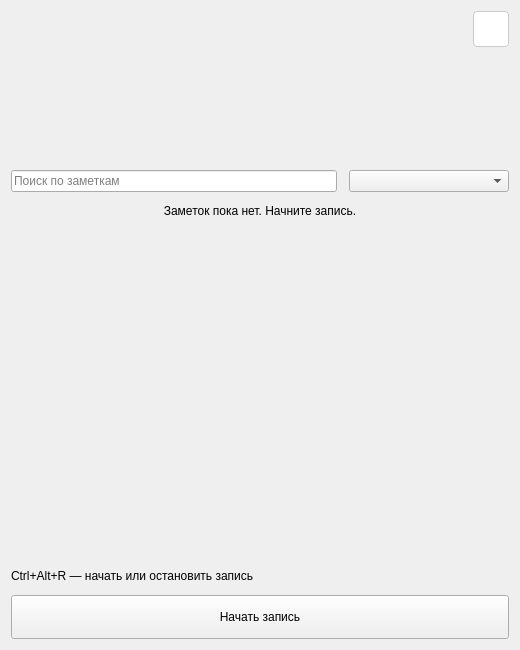
First picture: the form in ui/main_window.ui, repository thekeny/Sayte, before the edit.
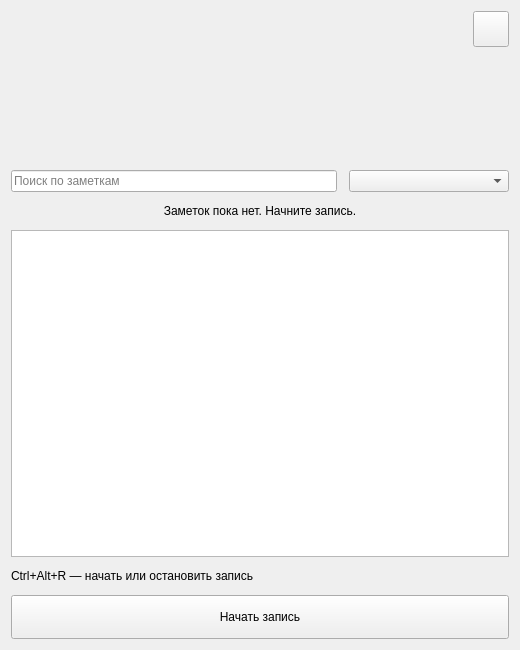
Second picture: the form after the edit.

```diff
--- a/ui/main_window.ui
+++ b/ui/main_window.ui
@@ -58,9 +58,7 @@
        <property name="accessibleName">
         <string>Настройки</string>
        </property>
-       <property name="styleSheet">
-        <string>QPushButton { border: 1px solid #cccccc; border-radius: 4px; background: #ffffff; } QPushButton:hover { background: #eeeeee; } QPushButton:pressed { background: #dddddd; }</string>
-       </property>
+       
        <property name="iconSize">
         <size>
          <width>22</width>
@@ -141,9 +139,7 @@
      <property name="horizontalScrollBarPolicy">
       <enum>Qt::ScrollBarPolicy::ScrollBarAlwaysOff</enum>
      </property>
-     <property name="styleSheet">
-      <string>QListWidget { border: none; background: transparent; } QListWidget::item { border: 1px solid #cccccc; border-radius: 8px; background: #ffffff; color: #222222; } QListWidget::item:selected { border: 1px solid #888888; background: #eeeeee; }</string>
-     </property>
+     
     </widget>
    </item>
    <item>
```
